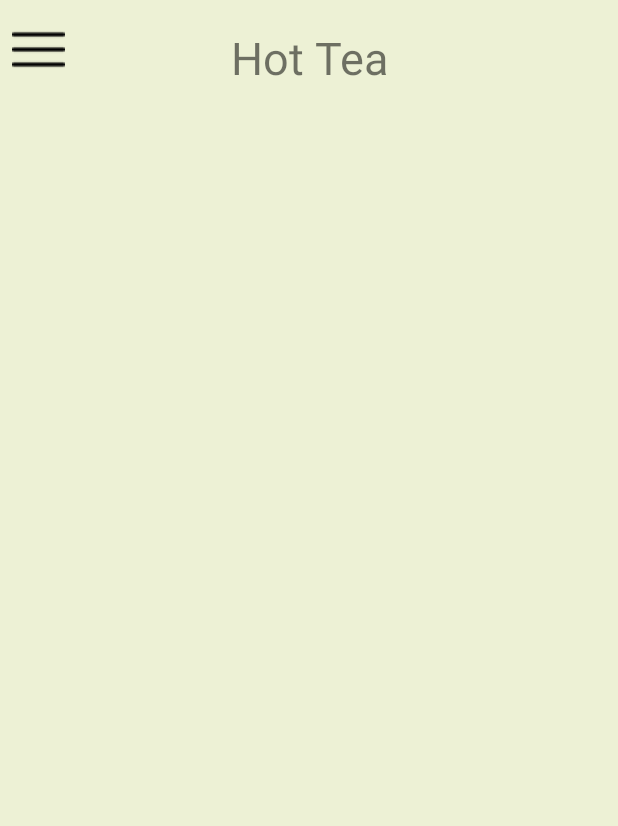
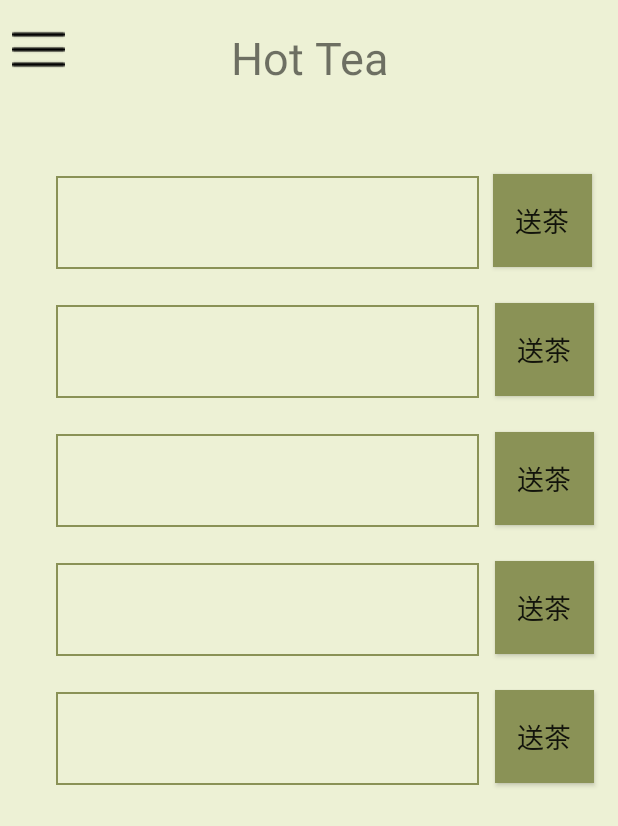
Before and after one commit to JingPoo/HT, an Android app: the hisAns2 screen opened directly, with no data from a screen before it, on a phone screen of 412 x 824 dp. Shown: the top 826 px of the screen. Run offline under Robolectric (Android 15) with nearby library versions, the phone set to English and light mode, and no system bars; our stand-ins replace Firebase (no records; nobody signed in at launch, a user with empty details on screens opened directly).

Commit message:
歷史發問點問題後可跳出所有回覆並有送茶案件

```diff
--- a/app/src/main/java/com/example/ht/hisAns2.java
+++ b/app/src/main/java/com/example/ht/hisAns2.java
@@ -5,9 +5,11 @@ import android.support.annotation.NonNull;
 import android.support.v7.app.AppCompatActivity;
 import android.os.Bundle;
 import android.view.View;
+import android.widget.Button;
 import android.widget.ListAdapter;
 import android.widget.ListView;
 import android.widget.SimpleAdapter;
+import android.widget.TextView;
 
 import com.google.firebase.database.DataSnapshot;
 import com.google.firebase.database.DatabaseError;
@@ -26,6 +28,8 @@ public class hisAns2 extends AppCompatActivity {
     String proID = "";
     String Title = "";
 
+    TextView textView1,textView2,textView3,textView4,textView5;
+    Button button1,button2,button3,button4,button5;
 
     private DatabaseReference rootRef = FirebaseDatabase.getInstance().getReference();
     private ListView listView;
@@ -36,6 +40,17 @@ public class hisAns2 extends AppCompatActivity {
     protected void onCreate(Bundle savedInstanceState) {
         super.onCreate(savedInstanceState);
         setContentView(R.layout.activity_his_ans2);
+
+        textView1 = (TextView)findViewById(R.id.textView1);
+        textView2 = (TextView)findViewById(R.id.textView2);
+        textView3 = (TextView)findViewById(R.id.textView3);
+        textView4 = (TextView)findViewById(R.id.textView4);
+        textView5 = (TextView)findViewById(R.id.textView5);
+        button1 = (Button)findViewById(R.id.button1);
+        button2 = (Button)findViewById(R.id.button2);
+        button3 = (Button)findViewById(R.id.button3);
+        button4 = (Button)findViewById(R.id.button4);
+        button5 = (Button)findViewById(R.id.button5);
 
         //抓在hisAsk頁面點的問題
         Intent it = getIntent();
@@ -50,20 +65,62 @@ public class hisAns2 extends AppCompatActivity {
             public void onDataChange(@NonNull DataSnapshot dataSnapshot) {
                 if (dataSnapshot.exists()) {
                     int i = 0;
-                    String[] replyID = new String[2];
+                    //要考慮若回覆超過5則???
+                    String[] replyID = new String[5];
                     //抓到點選問題的replyID們了!!
                     for(DataSnapshot d : dataSnapshot.child("problem").child(proID).child("id_reply").getChildren()) {
                         replyID[i] = d.getKey();
                         System.out.println(replyID[i]);
+                        i++;
+                    }
 
-                        i++;
 
-                        //接下來就是要用replyID去抓reply的內容進LISTVIEW
-
+                    //接下來就是要用replyID去抓reply的內容進textview
+                    if(replyID[0] != null){
+                        textView1.setText(dataSnapshot.child("reply").child(replyID[0]).child("content_reply").getValue(String.class) );
                     }
-                   // String replyText = dataSnapshot.child("reply").child(replyID).child("content_reply").getValue(String.class);
-
-                    //System.out.println("These are replies to this question "+replyText);
+                        else {
+                            textView1.setText("尚無回覆");
+                            button1.setClickable(false);
+                            button1.setBackgroundColor(0x54474E1D);
+                            button1.setTextColor(0xA82B2525);
+                    }
+                    if(replyID[1] != null){
+                        textView2.setText(dataSnapshot.child("reply").child(replyID[1]).child("content_reply").getValue(String.class));
+                    }
+                         else {
+                            textView2.setText("尚無回覆");
+                            button2.setClickable(false);
+                            button2.setBackgroundColor(0x54474E1D);
+                            button2.setTextColor(0xA82B2525);
+                         }
+                    if(replyID[2] != null){
+                        textView3.setText(dataSnapshot.child("reply").child(replyID[2]).child("content_reply").getValue(String.class));
+                    }
+                          else {
+                             textView3.setText("尚無回覆");
+                             button3.setClickable(false);
+                             button3.setBackgroundColor(0x54474E1D);
+                             button3.setTextColor(0xA82B2525);
+                         }
+                    if(replyID[3] != null){
+                        textView4.setText(dataSnapshot.child("reply").child(replyID[3]).child("content_reply").getValue(String.class));
+                    }
+                         else {
+                             textView4.setText("尚無回覆");
+                             button4.setClickable(false);
+                             button4.setBackgroundColor(0x54474E1D);
+                             button4.setTextColor(0xA82B2525);
+                          }
+                    if(replyID[4] != null){
+                        textView5.setText(dataSnapshot.child("reply").child(replyID[4]).child("content_reply").getValue(String.class));
+                    }
+                         else {
+                             textView5.setText("尚無回覆");
+                             button5.setClickable(false);
+                             button5.setBackgroundColor(0x54474E1D);
+                             button5.setTextColor(0xA82B2525);
+                         }
                 }
             }
 
@@ -95,4 +152,6 @@ public class hisAns2 extends AppCompatActivity {
         //it.putExtra("UserId", userId);
         startActivity(it);
     }
+
+
 }
--- /dev/null
+++ b/app/src/main/res/drawable/textview_border.xml
@@ -0,0 +1,5 @@
+<?xml version="1.0" encoding="utf-8"?>
+
+    <shape xmlns:android="http://schemas.android.com/apk/res/android" android:shape="rectangle" >
+        <stroke android:width="1dip" android:color="#8A9256"/>
+    </shape>
--- a/app/src/main/res/layout/activity_his_ans2.xml
+++ b/app/src/main/res/layout/activity_his_ans2.xml
@@ -6,6 +6,113 @@
     android:layout_height="match_parent"
     android:background="#EDF1D5"
     tools:context=".hisAns2">
+
+    <Button
+        android:id="@+id/button4"
+        android:layout_width="66dp"
+        android:layout_height="62dp"
+        android:layout_marginTop="24dp"
+        android:layout_marginEnd="16dp"
+        android:background="#8A9256"
+        android:text="送茶"
+        android:textSize="18sp"
+        app:layout_constraintEnd_toEndOf="parent"
+        app:layout_constraintTop_toBottomOf="@+id/button3" />
+
+    <Button
+        android:id="@+id/button3"
+        android:layout_width="66dp"
+        android:layout_height="62dp"
+        android:layout_marginTop="24dp"
+        android:layout_marginEnd="16dp"
+        android:background="#8A9256"
+        android:text="送茶"
+        android:textSize="18sp"
+        app:layout_constraintEnd_toEndOf="parent"
+        app:layout_constraintTop_toBottomOf="@+id/button2" />
+
+    <Button
+        android:id="@+id/button2"
+        android:layout_width="66dp"
+        android:layout_height="62dp"
+        android:layout_marginTop="24dp"
+        android:layout_marginEnd="16dp"
+        android:background="#8A9256"
+        android:text="送茶"
+        android:textSize="18sp"
+        app:layout_constraintEnd_toEndOf="parent"
+        app:layout_constraintTop_toBottomOf="@+id/button1" />
+
+    <Button
+        android:id="@+id/button1"
+        android:layout_width="66dp"
+        android:layout_height="62dp"
+        android:layout_marginStart="8dp"
+        android:layout_marginTop="116dp"
+        android:layout_marginEnd="16dp"
+        android:background="#8A9256"
+        android:lineSpacingExtra="14sp"
+        android:text="送茶"
+        android:textSize="18sp"
+        android:typeface="normal"
+        app:layout_constraintEnd_toEndOf="parent"
+        app:layout_constraintStart_toEndOf="@+id/textView1"
+        app:layout_constraintTop_toTopOf="parent" />
+
+    <TextView
+        android:id="@+id/textView4"
+        android:layout_width="282dp"
+        android:layout_height="62dp"
+        android:layout_marginStart="32dp"
+        android:layout_marginTop="24dp"
+        android:layout_marginEnd="88dp"
+        android:background="@drawable/textview_border"
+        app:layout_constraintBottom_toTopOf="@+id/textView5"
+        app:layout_constraintEnd_toEndOf="parent"
+        app:layout_constraintHorizontal_bias="0.555"
+        app:layout_constraintStart_toStartOf="parent"
+        app:layout_constraintTop_toBottomOf="@+id/textView3" />
+
+    <TextView
+        android:id="@+id/textView3"
+        android:layout_width="282dp"
+        android:layout_height="62dp"
+        android:layout_marginStart="32dp"
+        android:layout_marginTop="24dp"
+        android:layout_marginEnd="88dp"
+        android:background="@drawable/textview_border"
+        app:layout_constraintBottom_toTopOf="@+id/textView4"
+        app:layout_constraintEnd_toEndOf="parent"
+        app:layout_constraintHorizontal_bias="0.555"
+        app:layout_constraintStart_toStartOf="parent"
+        app:layout_constraintTop_toBottomOf="@+id/textView2" />
+
+    <TextView
+        android:id="@+id/textView2"
+        android:layout_width="282dp"
+        android:layout_height="62dp"
+        android:layout_marginStart="32dp"
+        android:layout_marginTop="24dp"
+        android:layout_marginEnd="88dp"
+        android:background="@drawable/textview_border"
+        app:layout_constraintBottom_toTopOf="@+id/textView3"
+        app:layout_constraintEnd_toEndOf="parent"
+        app:layout_constraintHorizontal_bias="0.555"
+        app:layout_constraintStart_toStartOf="parent"
+        app:layout_constraintTop_toBottomOf="@+id/textView1" />
+
+    <TextView
+        android:id="@+id/textView5"
+        android:layout_width="282dp"
+        android:layout_height="62dp"
+        android:layout_marginStart="32dp"
+        android:layout_marginTop="24dp"
+        android:layout_marginEnd="88dp"
+        android:background="@drawable/textview_border"
+        app:layout_constraintEnd_toEndOf="parent"
+        app:layout_constraintHorizontal_bias="0.555"
+        app:layout_constraintStart_toStartOf="parent"
+        app:layout_constraintTop_toBottomOf="@+id/textView4" />
 
     <ImageButton
         android:id="@+id/menubutton2"
@@ -36,17 +143,29 @@
         app:layout_constraintTop_toTopOf="parent"
         app:layout_constraintVertical_bias="0.024" />
 
-    <ListView
-        android:id="@+id/listview"
-        android:layout_width="395dp"
-        android:layout_height="640dp"
-        android:layout_marginStart="8dp"
-        android:layout_marginTop="8dp"
-        android:layout_marginEnd="8dp"
-        android:layout_marginBottom="8dp"
-        app:layout_constraintBottom_toBottomOf="parent"
+    <TextView
+        android:id="@+id/textView1"
+        android:layout_width="282dp"
+        android:layout_height="62dp"
+        android:layout_marginStart="32dp"
+        android:layout_marginTop="40dp"
+        android:layout_marginEnd="88dp"
+        android:background="@drawable/textview_border"
+        app:layout_constraintBottom_toTopOf="@+id/textView2"
         app:layout_constraintEnd_toEndOf="parent"
         app:layout_constraintStart_toStartOf="parent"
         app:layout_constraintTop_toBottomOf="@+id/textHotTea2" />
 
+    <Button
+        android:id="@+id/button5"
+        android:layout_width="66dp"
+        android:layout_height="62dp"
+        android:layout_marginTop="24dp"
+        android:layout_marginEnd="16dp"
+        android:background="#8A9256"
+        android:text="送茶"
+        android:textSize="18sp"
+        app:layout_constraintEnd_toEndOf="parent"
+        app:layout_constraintTop_toBottomOf="@+id/button4" />
+
 </android.support.constraint.ConstraintLayout>
```
